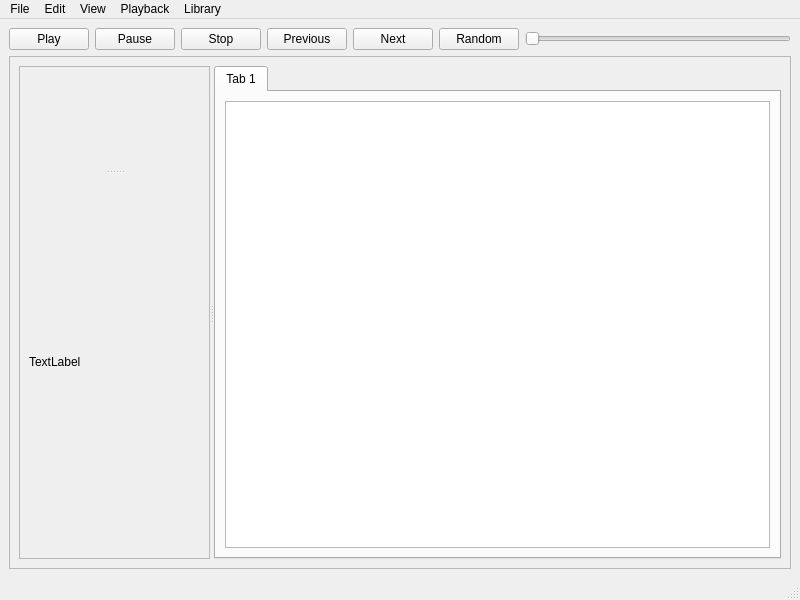
First picture: the form in src/mainwindow.ui, repository lywlywly/music-player, before the edit.
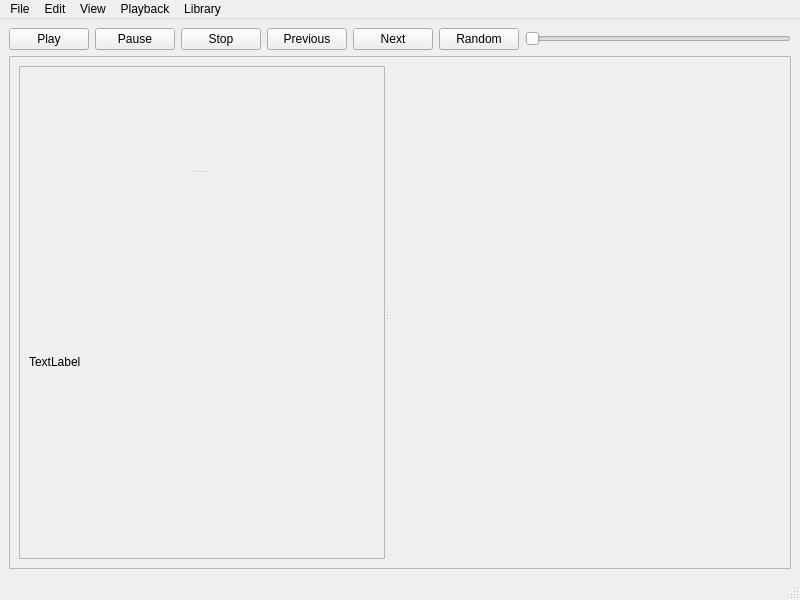
Second picture: the form after the edit. Custom widgets are drawn as their Qt base class.

Commit message: extract playlisttabs class from mainwindow

```diff
--- a/src/mainwindow.ui
+++ b/src/mainwindow.ui
@@ -143,26 +143,13 @@
              </item>
             </layout>
            </widget>
-           <widget class="QTabWidget" name="tabWidget">
+           <widget class="PlaylistTabs" name="playlistTabs" native="true">
             <property name="sizePolicy">
              <sizepolicy hsizetype="Expanding" vsizetype="Expanding">
               <horstretch>3</horstretch>
               <verstretch>0</verstretch>
              </sizepolicy>
             </property>
-            <property name="currentIndex">
-             <number>0</number>
-            </property>
-            <widget class="QWidget" name="tab">
-             <attribute name="title">
-              <string>Tab 1</string>
-             </attribute>
-             <layout class="QGridLayout" name="gridLayout">
-              <item row="0" column="0">
-               <widget class="QTableView" name="tableView"/>
-              </item>
-             </layout>
-            </widget>
            </widget>
           </widget>
          </item>
@@ -345,6 +332,12 @@
    <header>lyricspanel.h</header>
    <container>1</container>
   </customwidget>
+  <customwidget>
+   <class>PlaylistTabs</class>
+   <extends>QWidget</extends>
+   <header>playlisttabs.h</header>
+   <container>1</container>
+  </customwidget>
  </customwidgets>
  <resources/>
  <connections/>
```
Left out of the diff: 2 changed lines with no effect on the pictures. The commit also changes 8 other files.
